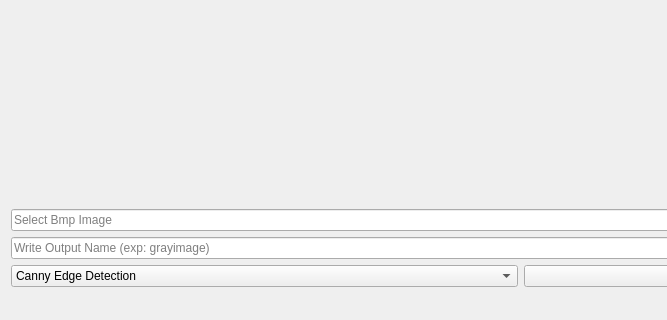
Old version of the form mainwindow.ui in the repository yvznvr/ImageProcessing; both pictures show x 0 to 667 and y 313 to 633 of the 1042 by 633 pixel window.
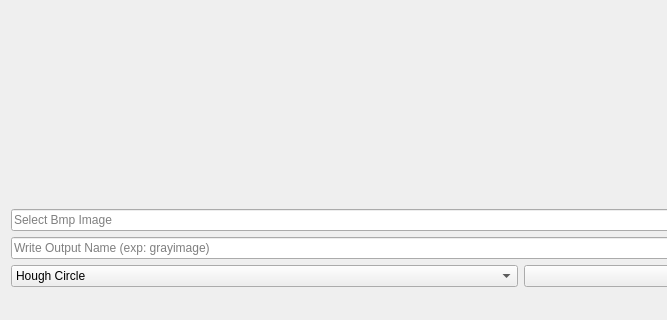
New version of the form.

Commit message: Hough Circle

```diff
--- a/mainwindow.ui
+++ b/mainwindow.ui
@@ -96,6 +96,11 @@
        <layout class="QHBoxLayout" name="horizontalLayout">
         <item>
          <widget class="QComboBox" name="comboBox">
+          <item>
+           <property name="text">
+            <string>Hough Circle</string>
+           </property>
+          </item>
           <item>
            <property name="text">
             <string>Canny Edge Detection</string>
```
The commit also changes 4 other files.
